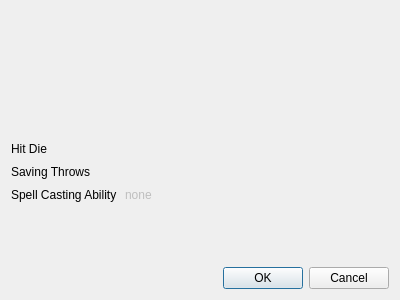
Qt form ClassesDialog.ui (StellarRaccoon/DnD-Character-Builder) before a commit.
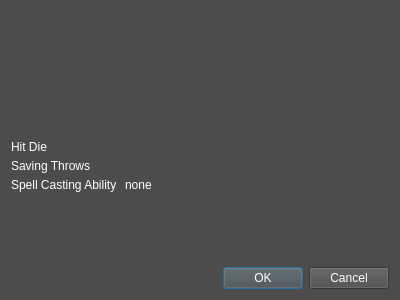
The same form after that commit.

The edit to the form file:
```diff
--- a/ClassesDialog.ui
+++ b/ClassesDialog.ui
@@ -13,13 +13,21 @@
   <property name="windowTitle">
    <string>Dialog</string>
   </property>
+  <property name="styleSheet">
+   <string notr="true">color: rgb(255, 255, 255);
+
+font: 12pt &quot;Verdana&quot;;
+background-color: rgb(76, 76, 76);</string>
+  </property>
   <layout class="QGridLayout" name="gridLayout">
    <item row="1" column="0">
     <widget class="QLabel" name="pageTitle">
      <property name="font">
       <font>
-       <family>Arial</family>
-       <pointsize>20</pointsize>
+       <family>Verdana</family>
+       <pointsize>12</pointsize>
+       <italic>false</italic>
+       <bold>false</bold>
       </font>
      </property>
      <property name="text">
```
